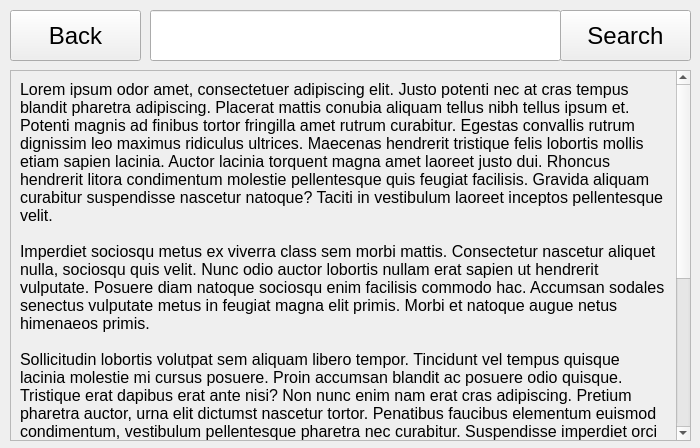
This is QTSaves/Searching.ui in JerichoM2006/CS-Project as Qt 5 draws it before an edit. The edited form follows.
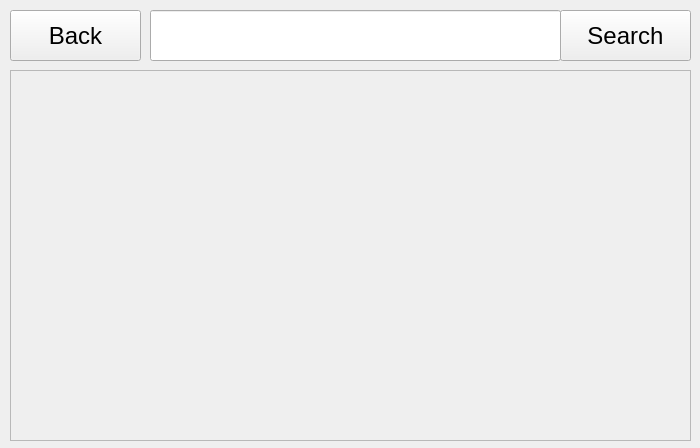
This is the edited form.

```diff
--- a/QTSaves/Searching.ui
+++ b/QTSaves/Searching.ui
@@ -65,7 +65,10 @@
      <string>Search</string>
     </property>
    </widget>
-   <widget class="QScrollArea" name="ScrollArea">
+   <widget class="QScrollArea" name="TranscriptScroll">
+    <property name="enabled">
+     <bool>true</bool>
+    </property>
     <property name="geometry">
      <rect>
       <x>10</x>
@@ -82,8 +85,8 @@
       <rect>
        <x>0</x>
        <y>0</y>
-       <width>662</width>
-       <height>683</height>
+       <width>679</width>
+       <height>369</height>
       </rect>
      </property>
      <property name="maximumSize">
@@ -93,38 +96,21 @@
       </size>
      </property>
      <layout class="QVBoxLayout" name="verticalLayout">
-      <item>
-       <widget class="QLabel" name="OutputLable">
-        <property name="maximumSize">
-         <size>
-          <width>16777215</width>
-          <height>16777215</height>
-         </size>
-        </property>
-        <property name="font">
-         <font>
-          <pointsize>12</pointsize>
-         </font>
-        </property>
-        <property name="text">
-         <string>Lorem ipsum odor amet, consectetuer adipiscing elit. Justo potenti nec at cras tempus blandit pharetra adipiscing. Placerat mattis conubia aliquam tellus nibh tellus ipsum et. Potenti magnis ad finibus tortor fringilla amet rutrum curabitur. Egestas convallis rutrum dignissim leo maximus ridiculus ultrices. Maecenas hendrerit tristique felis lobortis mollis etiam sapien lacinia. Auctor lacinia torquent magna amet laoreet justo dui. Rhoncus hendrerit litora condimentum molestie pellentesque quis feugiat facilisis. Gravida aliquam curabitur suspendisse nascetur natoque? Taciti in vestibulum laoreet inceptos pellentesque velit.
-
-Imperdiet sociosqu metus ex viverra class sem morbi mattis. Consectetur nascetur aliquet nulla, sociosqu quis velit. Nunc odio auctor lobortis nullam erat sapien ut hendrerit vulputate. Posuere diam natoque sociosqu enim facilisis commodo hac. Accumsan sodales senectus vulputate metus in feugiat magna elit primis. Morbi et natoque augue netus himenaeos primis.
-
-Sollicitudin lobortis volutpat sem aliquam libero tempor. Tincidunt vel tempus quisque lacinia molestie mi cursus posuere. Proin accumsan blandit ac posuere odio quisque. Tristique erat dapibus erat ante nisi? Non nunc enim nam erat cras adipiscing. Pretium pharetra auctor, urna elit dictumst nascetur tortor. Penatibus faucibus elementum euismod condimentum, vestibulum pellentesque pharetra nec curabitur. Suspendisse imperdiet orci nam, placerat fringilla orci scelerisque. Netus iaculis dis inceptos accumsan vulputate elementum pretium. Eleifend aliquam mollis, est parturient massa integer commodo.
-
-Metus ornare maximus netus quis bibendum mollis vulputate viverra. Scelerisque dignissim elit ipsum integer turpis orci. Neque adipiscing tortor nisi neque eros mi; posuere porta sociosqu. Non auctor torquent ante amet aliquam turpis. Habitasse tristique ante nunc scelerisque ipsum. Nisi phasellus est consectetur mauris etiam luctus volutpat. Vivamus sem risus vitae arcu tellus iaculis.
-
-Mi hendrerit odio platea suspendisse nostra bibendum. Mauris suspendisse dui commodo ullamcorper placerat suscipit? Aliquet mollis vitae fringilla hendrerit magnis volutpat congue porttitor. Conubia donec tristique ac lacus pulvinar torquent. Faucibus congue magna dictum dapibus morbi. Facilisi mollis pharetra facilisis curae mattis ipsum. Bibendum adipiscing quisque pulvinar himenaeos eu accumsan lectus. Suspendisse diam suspendisse sed ultricies gravida mi. Tellus sagittis pretium nullam habitasse enim.</string>
-        </property>
-        <property name="alignment">
-         <set>Qt::AlignLeading|Qt::AlignLeft|Qt::AlignTop</set>
-        </property>
-        <property name="wordWrap">
-         <bool>true</bool>
-        </property>
-       </widget>
-      </item>
+      <property name="spacing">
+       <number>0</number>
+      </property>
+      <property name="leftMargin">
+       <number>0</number>
+      </property>
+      <property name="topMargin">
+       <number>0</number>
+      </property>
+      <property name="rightMargin">
+       <number>0</number>
+      </property>
+      <property name="bottomMargin">
+       <number>0</number>
+      </property>
      </layout>
     </widget>
    </widget>
```
